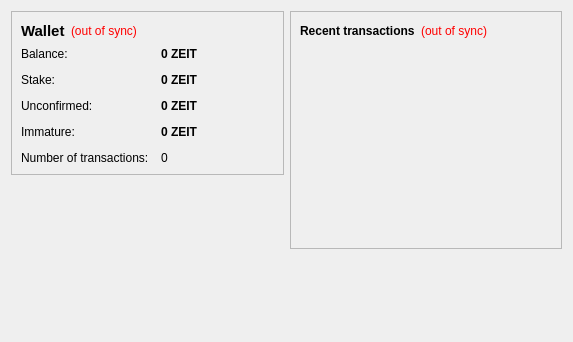
First picture: the form in src/qt/forms/overviewpage.ui, repository zeitcoin/zeitcoin, before the edit.
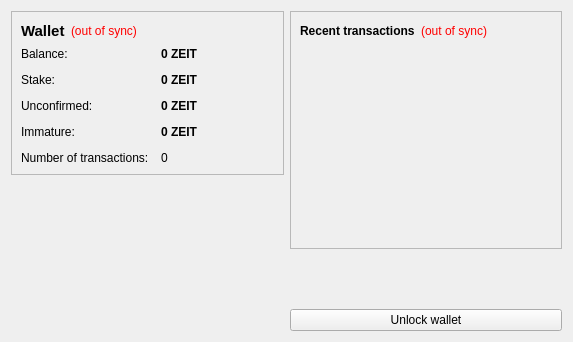
Second picture: the form after the edit. Icons and pictures are not drawn.

```diff
--- a/src/qt/forms/overviewpage.ui
+++ b/src/qt/forms/overviewpage.ui
@@ -338,6 +338,13 @@
        </property>
       </spacer>
      </item>
+     <item>
+      <widget class="QPushButton" name="unlockWalletButton">
+       <property name="text">
+        <string>Unlock wallet</string>
+       </property>
+      </widget>
+     </item>
     </layout>
    </item>
   </layout>
```
Left out of the diff: 4 changed lines with no effect on the pictures.
